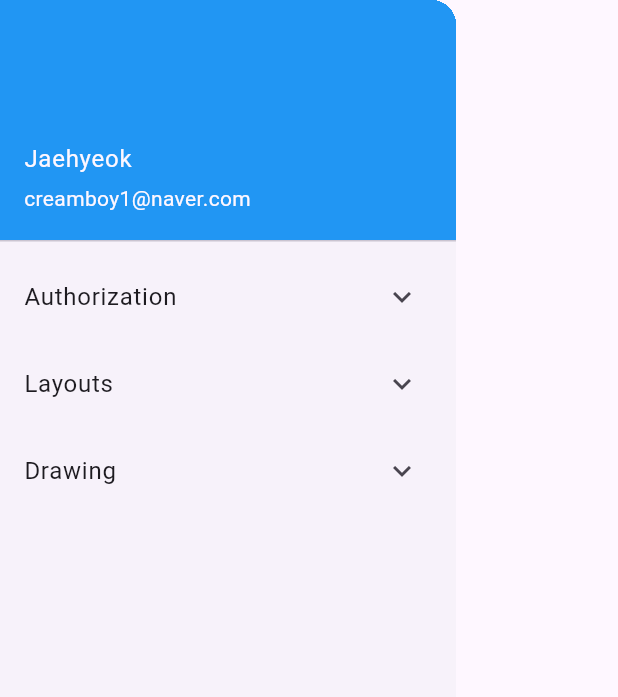
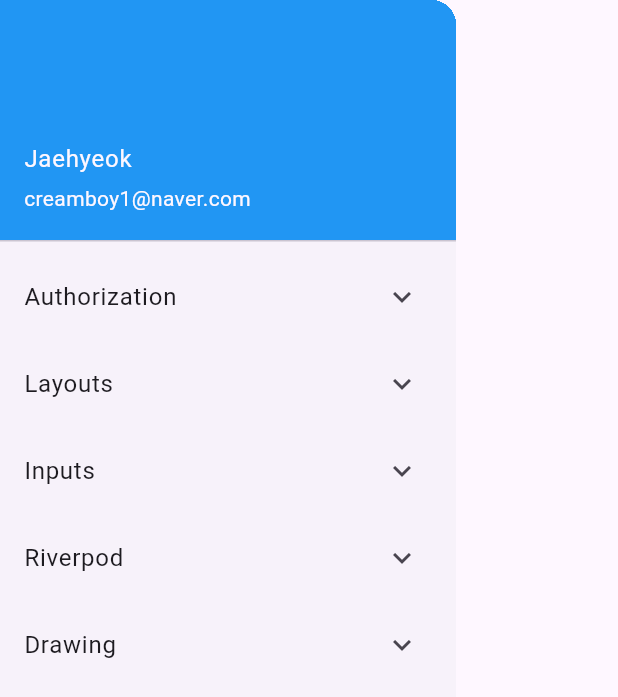
Before and after one commit to jh4843/denv_flutter_trainning, a Flutter app: the MainDrawer widget shown alone on an empty page, opened directly, on a phone screen of 412 x 824 dp. Shown: the top 697 px of the screen. Run offline on Flutter 3.47's test engine with Material 2 defaults, Android fonts, the phone set to English and light mode, and no system bars; our stand-ins replace cloud_firestore, dartz, equatable, firebase_auth, firebase_core, firebase_storage and 7 more; missing offline and left inert: universal_html; accounts and stored records are empty; generated files the repository leaves out were written again.

Commit message:
update hooks
update hooks

```diff
--- a/lib/presentation/pages/layout_pages/listview_page.dart
+++ b/lib/presentation/pages/layout_pages/listview_page.dart
@@ -13,7 +13,7 @@ class ListViewPage extends HookConsumerWidget {
 
     return Scaffold(
       appBar: AppBar(
-        backgroundColor: Theme.of(context).colorScheme.secondary,
+        backgroundColor: Theme.of(context).colorScheme.inversePrimary,
         title: Text(title),
       ),
       body: Column(
--- a/lib/presentation/widgets/main_drawer.dart
+++ b/lib/presentation/widgets/main_drawer.dart
@@ -79,6 +79,39 @@ class MainDrawer extends StatelessWidget {
                   context.go("/listview");
                 },
               ),
+              ListTile(
+                title: const Text('Long List View'),
+                leading: const Icon(Icons.view_list),
+                onTap: () {
+                  context.go("/listview2");
+                },
+              ),
+            ],
+          ),
+          ExpansionTile(
+            title: const Text('Inputs'),
+            childrenPadding: const EdgeInsets.only(left: 30),
+            children: [
+              ListTile(
+                title: const Text('Input Widgets'),
+                leading: const Icon(Icons.input),
+                onTap: () {
+                  context.go("/textfield");
+                },
+              ),
+            ],
+          ),
+          ExpansionTile(
+            title: const Text('Riverpod'),
+            childrenPadding: const EdgeInsets.only(left: 30),
+            children: [
+              ListTile(
+                title: const Text('Hooks'),
+                leading: const Icon(Icons.anchor),
+                onTap: () {
+                  context.go("/hooks");
+                },
+              ),
             ],
           ),
           ExpansionTile(
--- a/lib/router.dart
+++ b/lib/router.dart
@@ -9,6 +9,13 @@ import 'presentation/pages/layout_pages/row_col_page.dart';
 import 'presentation/pages/layout_pages/container_page.dart';
 import 'presentation/pages/layout_pages/gridview_page.dart';
 import 'presentation/pages/layout_pages/listview_page.dart';
+import 'presentation/pages/layout_pages/listview_page_2.dart';
+
+// inputs
+import 'presentation/pages/input_pages/text_field_page.dart';
+
+// riverpod
+import 'package:denv_flutter_training/presentation/pages/riverpod/hooks_page.dart';
 
 // Paint
 import 'package:denv_flutter_training/presentation/pages/drawing/paint_page_app.dart';
@@ -67,6 +74,26 @@ final router = GoRouter(
             path: "listview",
             builder: (context, state) =>
                 const ListViewPage(title: 'List View Page'),
+          ),
+
+          GoRoute(
+            name: "listview2",
+            path: "listview2",
+            builder: (context, state) =>
+                ListViewPage2(title: 'List View Page (Long List)'),
+          ),
+          GoRoute(
+            name: "textfield",
+            path: "textfield",
+            builder: (context, state) =>
+                const TextFieldPage(title: 'TextField Page (Basic)'),
+          ),
+          GoRoute(
+            name: "hooks",
+            path: "hooks",
+            builder: (context, state) => MyHooksPage(
+              title: "My Hooks Page",
+            ),
           ),
           // pating
           GoRoute(
--- a/pubspec.yaml
+++ b/pubspec.yaml
@@ -37,6 +37,7 @@ dependencies:
   firebase_core: ^2.14.0
   go_router: ^8.0.5
   hooks_riverpod: ^2.3.6
+  flutter_hooks:
   riverpod_annotation: ^2.1.1
   path_provider: ^2.0.15
   image_picker: ^1.0.1
```
Also changed, not shown: lib/presentation/pages/input_pages/text_field_page.dart (added, +66 -0 lines), lib/presentation/pages/layout_pages/listview_page_2.dart (added, +31 -0 lines), lib/presentation/pages/riverpod/hooks_page.dart (added, +45 -0 lines).
